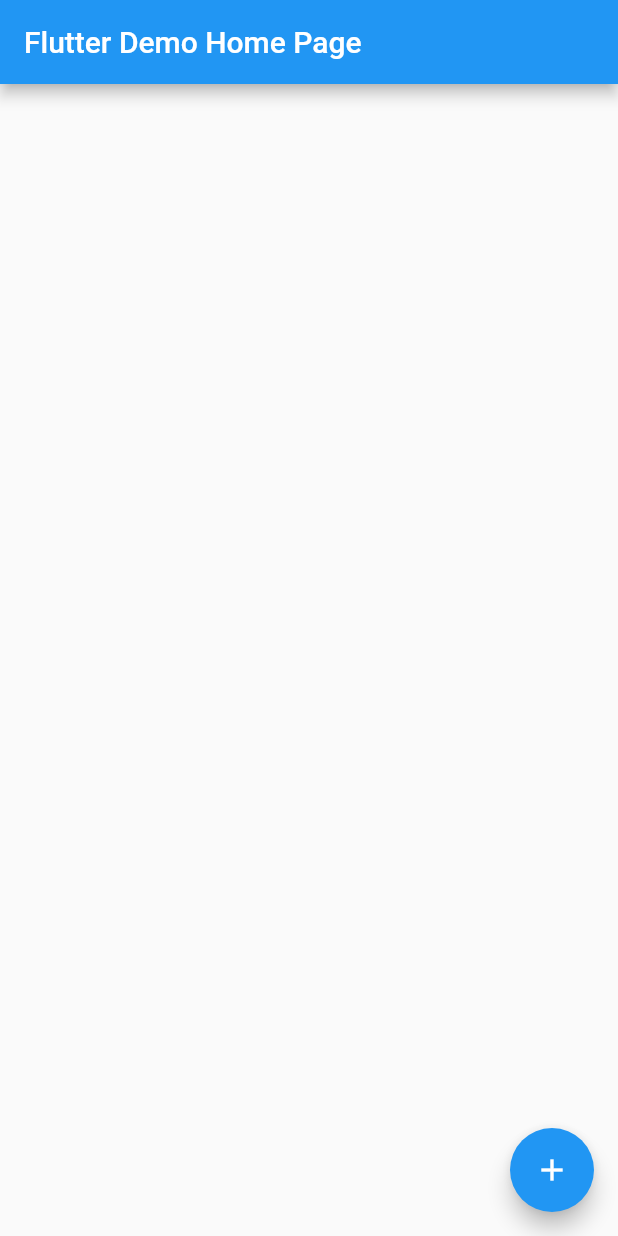
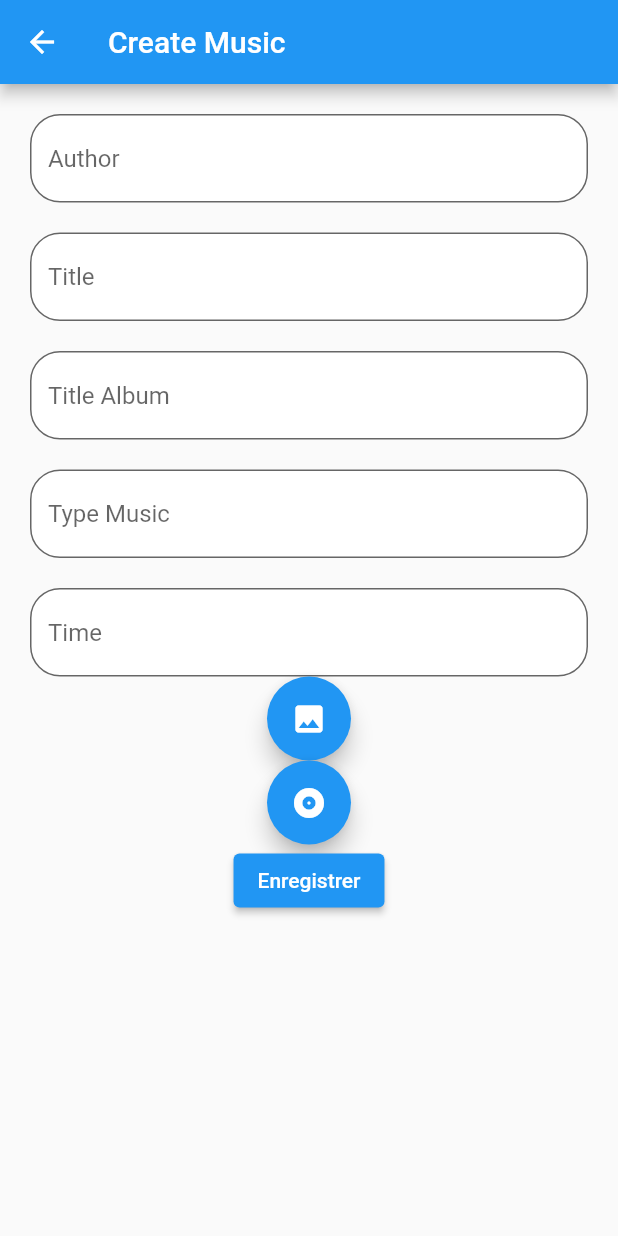
Before and after one commit to AdrienLEIB/fluttermusic, a Flutter app: the screen it shows after launch, after a tap on the "add" icon, on a phone screen of 412 x 824 dp. Run offline on Flutter 3.47's test engine with Material 2 defaults, Android fonts, the phone set to English and light mode, and no system bars; our stand-ins replace audioplayers, cloud_firestore, file_picker, firebase_auth, firebase_core, firebase_storage; accounts and stored records are empty; network calls fail.

Commit message:
add Music on firestore for collection and storage

```diff
--- a/lib/Func/firestoreHelper.dart
+++ b/lib/Func/firestoreHelper.dart
@@ -8,4 +8,10 @@ class firestoreHelper{
   final firestorage = FirebaseStorage.instance;
 
   final firescloud_music = FirebaseFirestore.instance.collection("Music");
+
+  addMusic(Map <String,dynamic> map){
+    firescloud_music.add(map);
+  }
+
+
 }
--- /dev/null
+++ b/lib/createMusic.dart
@@ -0,0 +1,313 @@
+import 'dart:io';
+
+import 'package:flutter/material.dart';
+import 'package:flutter/services.dart';
+import 'package:fluttermusic/Func/firestoreHelper.dart';
+import 'package:fluttermusic/Listen.dart';
+import 'package:fluttermusic/main.dart';
+import 'package:file_picker/file_picker.dart';
+import 'package:firebase_storage/firebase_storage.dart'; // For File Upload To Firestore
+import 'package:flutter/material.dart';// For Image Picker
+import 'package:path/path.dart' as Path;
+import 'Model/music.dart';
+
+
+class createMusic extends StatefulWidget{
+
+  @override
+  State<StatefulWidget> createState() {
+    // TODO: implement createState
+    return createMusicState();
+  }
+
+}
+
+
+class createMusicState extends State<createMusic>{
+  String author='';
+  String image='';
+  String path_song='';
+  String title='';
+  String title_album = '';
+  double time= 0.0;
+  String type_music='';
+  bool _loadingPath = false;
+  String? _fileName;
+  List<PlatformFile>? _paths;
+  List<PlatformFile>? _paths_song;
+  String? _directoryPath;
+  String? _extension;
+  bool _multiPick = false;
+  FileType _pickingType = FileType.any;
+  TextEditingController _controller = TextEditingController();
+  final GlobalKey<ScaffoldState> _scaffoldKey = GlobalKey<ScaffoldState>();
+  late File  _image;
+  String _uploadedFileURL = '';
+
+  @override
+  void initState() {
+    // TODO: implement initState
+    super.initState();
+  }
+  @override
+  Widget build(BuildContext context) {
+    // TODO: implement build
+    return Scaffold(
+      appBar: AppBar(
+        title: Text('Create Music'),
+      ),
+      body: bodyPage(),
+    );
+  }
+
+
+
+  Widget bodyPage(){
+    return SingleChildScrollView(child:
+    Container(
+      padding: EdgeInsets.all(20),
+      child: Column(
+
+        children: [
+          //nom
+          TextField(
+            onChanged: (String value){
+              setState(() {
+
+                author=value;
+              });
+            },
+            decoration: InputDecoration(
+                border: OutlineInputBorder(
+                  borderRadius: BorderRadius.circular(20),
+
+                ),
+                fillColor: Colors.white,
+                filled: true,
+                hintText: "Author"
+            ),
+
+          ),
+          SizedBox(height: 20,),
+          //prenom
+          TextField(
+            onChanged: (String value){
+              setState(() {
+                title=value;
+
+              });
+            },
+            decoration: InputDecoration(
+                border: OutlineInputBorder(
+                  borderRadius: BorderRadius.circular(20),
+
+                ),
+                fillColor: Colors.white,
+                filled: true,
+                hintText: "Title"
+            ),
+
+          ),
+          SizedBox(height: 20,),
+          //pseudo
+          TextField(
+            onChanged: (String value){
+              setState(() {
+                title_album=value;
+
+              });
+            },
+            decoration: InputDecoration(
+                border: OutlineInputBorder(
+                  borderRadius: BorderRadius.circular(20),
+
+                ),
+                fillColor: Colors.white,
+                filled: true,
+                hintText: "Title Album"
+            ),
+
+          ),
+          //adresse
+          SizedBox(height: 20,),
+          TextField(
+            onChanged: (String value){
+              setState(() {
+                type_music=value;
+
+              });
+            },
+            decoration: InputDecoration(
+                border: OutlineInputBorder(
+                  borderRadius: BorderRadius.circular(20),
+
+                ),
+                fillColor: Colors.white,
+                filled: true,
+                hintText: "Type Music"
+            ),
+
+          ),
+          SizedBox(height: 20,),
+          TextFormField(
+            keyboardType: TextInputType.number,
+            onChanged: (value){
+              setState(() {
+                time=double.parse(value);
+
+              });
+            },
+            decoration: InputDecoration(
+                border: OutlineInputBorder(
+                  borderRadius: BorderRadius.circular(20),
+                ),
+                fillColor: Colors.white,
+                filled: true,
+                hintText: "Time"
+            ),
+
+          ),
+          Semantics(
+            label: 'import Img',
+            child: FloatingActionButton(
+              onPressed: () {
+                _openFileExplorer();
+              },
+              heroTag: 'image0',
+              tooltip: 'Pick Image from gallery',
+              child: const Icon(Icons.photo),
+            ),
+          ),
+
+          Semantics(
+            label: 'import MP3',
+            child: FloatingActionButton(
+              onPressed: () {
+                _openFileExplorer2();
+              },
+              heroTag: 'mp3',
+              tooltip: 'Pick Song of gallery',
+              child: const Icon(Icons.album),
+            ),
+          ),
+          ElevatedButton(
+
+              onPressed: (){
+                print(image);
+                Map<String,dynamic> map ={
+                  "author":author,
+                  "title":title,
+                  "title_album":title_album,
+                  "time": time,
+                  "image":  image,
+                  "path_song": path_song,
+                  "type_music":type_music,
+                };
+
+                //Enregistrement dans la base du donnée
+                firestoreHelper().addMusic(map);
+                int index = 0;
+                Navigator.push(context, MaterialPageRoute(
+                    builder: (BuildContext context){
+                      return MyApp();
+                      //return Listen(music: Music(map),index: index);
+                    }
+                ));
+
+              },
+              child: Text('Enregistrer')
+          ),
+
+        ],
+      ),
+    )
+
+    );
+
+  }
+
+
+  void _openFileExplorer() async {
+    setState(() => _loadingPath = true);
+    try {
+      _directoryPath = null;
+      _paths = (await FilePicker.platform.pickFiles(
+        type: _pickingType,
+        allowMultiple: _multiPick,
+        allowedExtensions: (_extension?.isNotEmpty ?? false)
+            ? _extension?.replaceAll(' ', '').split(',')
+            : null,
+      ))
+          ?.files;
+    } on PlatformException catch (e) {
+      print("Unsupported operation" + e.toString());
+    } catch (ex) {
+      print(ex);
+    }
+    if (!mounted) return;
+    setState(() {
+      _loadingPath = false;
+      print(_paths!.first.extension);
+      _fileName =
+      _paths != null ? _paths!.map((e) => e.name).toString() : '...';
+      print("_________________________");
+      print(_paths!.first.path);
+      uploadProfileImage();
+
+    });
+  }
+
+  uploadProfileImage() async {
+    File file = File(_paths!.first.path.toString());
+    Reference reference = FirebaseStorage.instance
+        .ref()
+        .child('img/${Path.basename(_paths!.first.path.toString())}');
+    UploadTask uploadTask = reference.putFile(file);
+    TaskSnapshot snapshot = await uploadTask;
+    image = await snapshot.ref.getDownloadURL();
+    print(image);
+  }
+
+
+
+  void _openFileExplorer2() async {
+    setState(() => _loadingPath = true);
+    try {
+      _directoryPath = null;
+      _paths_song = (await FilePicker.platform.pickFiles(
+        type: _pickingType,
+        allowMultiple: _multiPick,
+        allowedExtensions: (_extension?.isNotEmpty ?? false)
+            ? _extension?.replaceAll(' ', '').split(',')
+            : null,
+      ))
+          ?.files;
+    } on PlatformException catch (e) {
+      print("Unsupported operation" + e.toString());
+    } catch (ex) {
+      print(ex);
+    }
+    if (!mounted) return;
+    setState(() {
+      _loadingPath = false;
+      print(_paths_song!.first.extension);
+      _fileName =
+      _paths != null ? _paths_song!.map((e) => e.name).toString() : '...';
+      print("_________________________");
+      print(_paths_song!.first.path);
+      uploadSong();
+
+    });
+  }
+
+  uploadSong() async {
+    File file = File(_paths_song!.first.path.toString());
+    Reference reference = FirebaseStorage.instance
+        .ref()
+        .child('music/${Path.basename(_paths_song!.first.path.toString())}');
+    UploadTask uploadTask = reference.putFile(file);
+    TaskSnapshot snapshot = await uploadTask;
+    path_song = await snapshot.ref.getDownloadURL();
+    print(path_song);
+  }
+}
--- a/lib/main.dart
+++ b/lib/main.dart
@@ -2,6 +2,7 @@ import 'package:cloud_firestore/cloud_firestore.dart';
 import 'package:firebase_core/firebase_core.dart';
 import 'package:flutter/material.dart';
 import 'package:fluttermusic/Func/firestoreHelper.dart';
+import 'package:fluttermusic/createMusic.dart';
 
 import 'Listen.dart';
 import 'Model/music.dart';
@@ -123,7 +124,11 @@ class _MyHomePageState extends State<MyHomePage> {
         }
       ),
       floatingActionButton: FloatingActionButton(
-        onPressed: _incrementCounter,
+        onPressed: (){
+          Navigator.push(context, MaterialPageRoute(builder: (context){
+            return createMusic();
+          }));
+        },
         tooltip: 'Increment',
         child: const Icon(Icons.add),
       ), // This trailing comma makes auto-formatting nicer for build methods.
--- a/pubspec.yaml
+++ b/pubspec.yaml
@@ -39,6 +39,7 @@ dependencies:
   firebase_storage: ^10.0.6
   firebase_core: ^1.8.0
   audioplayers: ^0.20.1
+  file_picker: ^4.1.6
 
 
 
```
Also changed, not shown: pubspec.lock.
